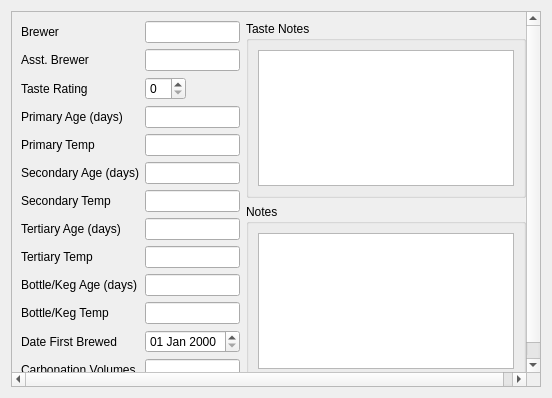
The window that ui/recipeExtrasWidget.ui (Brewtarget/brewtarget) describes before a commit, drawn with Qt 5.
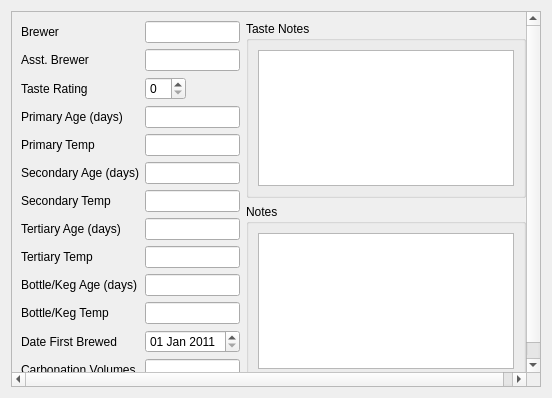
The same window after the commit.

Commit message: Added style category/letter to recipe printout. Changed recipeExtrasWidget.ui to have the default date in 2011.

The edit to the form file:
```diff
--- a/ui/recipeExtrasWidget.ui
+++ b/ui/recipeExtrasWidget.ui
@@ -302,6 +302,16 @@
              <height>16777215</height>
             </size>
            </property>
+           <property name="dateTime">
+            <datetime>
+             <hour>0</hour>
+             <minute>0</minute>
+             <second>0</second>
+             <year>2011</year>
+             <month>1</month>
+             <day>1</day>
+            </datetime>
+           </property>
            <property name="displayFormat">
             <string>dd MMM yyyy</string>
            </property>
```
The commit also changes 2 other files.
